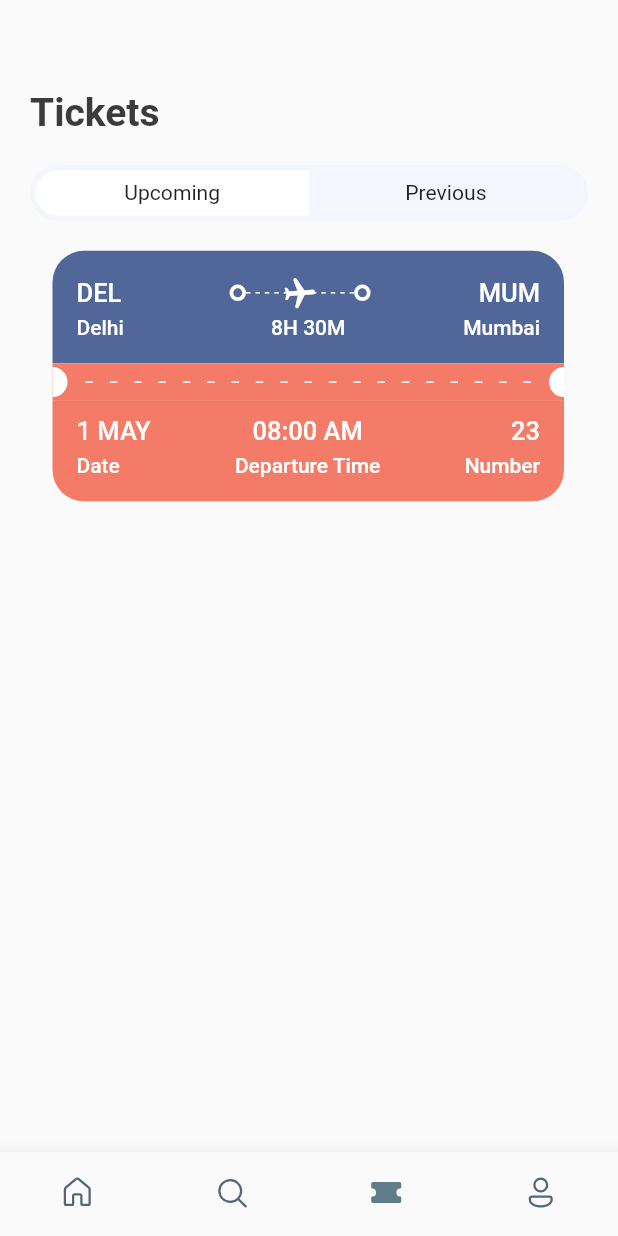
After one commit to sourav091/Ticket_booking, a Flutter app: the screen it shows after launch, item 3 of the bottom bar chosen, on a phone screen of 412 x 824 dp. The commit adds this screen. Run offline on Flutter 3.47's test engine with Material 2 defaults, Android fonts, the phone set to English and light mode, and no system bars; our stand-ins replace fluentui_icons, gap, get.

Commit message:
create a file ticket_tabs.dart in widget folder and create a stateless class AppTicketTabs

```diff
--- a/lib/screens/bottom_bar.dart
+++ b/lib/screens/bottom_bar.dart
@@ -1,5 +1,6 @@
 import 'package:ecommerce_app/screens/home_screen.dart';
 import 'package:ecommerce_app/screens/search_screen.dart';
+import 'package:ecommerce_app/screens/ticket_screeen.dart';
 import 'package:fluentui_icons/fluentui_icons.dart';
 import 'package:flutter/material.dart';
 
@@ -15,7 +16,7 @@ class _BottomBarState extends State<BottomBar> {
   static final List<Widget> _widgetOptions = <Widget>[
    const  HomeScreen(),
     const SearchScreen(),
-    const Text("Ticket"),
+    const TicketScreen(),
     const Text("Profile")
   ];
 
--- a/lib/screens/search_screen.dart
+++ b/lib/screens/search_screen.dart
@@ -2,6 +2,7 @@ import 'package:ecommerce_app/utils/app_layout.dart';
 import 'package:ecommerce_app/utils/app_styles.dart';
 import 'package:ecommerce_app/widgets/double_text_widget.dart';
 import 'package:ecommerce_app/widgets/icon_text_widget.dart';
+import 'package:ecommerce_app/widgets/ticket_tabs.dart';
 import 'package:flutter/material.dart';
 import 'package:gap/gap.dart';
 
@@ -25,48 +26,7 @@ class SearchScreen extends StatelessWidget {
                 .copyWith(fontSize: AppLayout.getWidth(35)),
           ),
           Gap(AppLayout.getHeight(20)),
-          FittedBox(
-            child: Container(
-              padding: const EdgeInsets.all(3.5),
-              child: Row(
-                children: [
-                  /*
-                  airline tickets
-                */
-                  Container(
-                    width: size.width * .44,
-                    padding:
-                        EdgeInsets.symmetric(vertical: AppLayout.getHeight(7)),
-                    decoration: BoxDecoration(
-                        borderRadius: BorderRadius.horizontal(
-                          left: Radius.circular(AppLayout.getHeight(50)),
-                        ),
-                        color: Colors.white),
-                    child: Center(child: Text("Airline Tickets")),
-                  ),
-                  /*
-                hotel tickets
-                */
-                  Container(
-                    width: size.width * .44,
-                    padding:
-                        EdgeInsets.symmetric(vertical: AppLayout.getHeight(7)),
-                    decoration: BoxDecoration(
-                        borderRadius: BorderRadius.horizontal(
-                          right: Radius.circular(AppLayout.getHeight(50)),
-                        ),
-                        color: Colors.transparent),
-                    child: Center(child: Text("Hotels")),
-                  )
-                ],
-              ),
-              decoration: BoxDecoration(
-                  borderRadius: BorderRadius.circular(
-                    AppLayout.getHeight(50),
-                  ),
-                  color: const Color(0xFFF4F6FD)),
-            ),
-          ),
+          const AppTicketTabs(firstTab: "Airline tickets", secondTab: "Hotels",),
           Gap(AppLayout.getHeight(25)),
           const AppIconText(
               icon: Icons.flight_takeoff_rounded, text: "Departure"),
--- /dev/null
+++ b/lib/screens/ticket_screeen.dart
@@ -0,0 +1,34 @@
+import 'package:ecommerce_app/screens/ticket_view.dart';
+import 'package:ecommerce_app/utils/app_info_list.dart';
+import 'package:ecommerce_app/utils/app_layout.dart';
+import 'package:ecommerce_app/utils/app_styles.dart';
+import 'package:ecommerce_app/widgets/ticket_tabs.dart';
+import 'package:flutter/material.dart';
+import 'package:gap/gap.dart';
+
+class TicketScreen extends StatelessWidget {
+  const TicketScreen({Key? key}) : super(key: key);
+
+  @override
+  Widget build(BuildContext context) {
+    final size = AppLayout.getSize(context);
+    return Scaffold(
+      body: Stack(children: [
+        ListView(
+          padding: EdgeInsets.symmetric(horizontal: AppLayout.getHeight(20), vertical: AppLayout.getWidth(20)),
+          children: [
+            Gap(AppLayout.getHeight(40)),
+            Text("Tickets", style: Styles.headLineStyle1,),
+            Gap(AppLayout.getHeight(20)),
+            const AppTicketTabs(firstTab: "Upcoming", secondTab: "Previous"),
+            Gap(AppLayout.getHeight(20)),
+            Container(
+              padding: EdgeInsets.only(left: AppLayout.getHeight(15)),
+              child: TicketView(ticket: ticketList[0],),
+            )
+          ],
+        )
+      ]),
+    );
+  }
+}
--- a/lib/screens/ticket_view.dart
+++ b/lib/screens/ticket_view.dart
@@ -6,13 +6,14 @@ import 'package:gap/gap.dart';
 
 class TicketView extends StatelessWidget {
   final Map<String, dynamic> ticket;
-  const TicketView({Key? key, required this.ticket}) : super(key: key);
+  final bool? isColor;
+  const TicketView({Key? key, required this.ticket, this.isColor}) : super(key: key);
 
   @override
   Widget build(BuildContext context) {
     final size = AppLayout.getSize(context);
     return SizedBox(
-      width: size.width*0.9, //ticket uses 0.9% of the screen
+      width: size.width * 0.9, //ticket uses 0.9% of the screen
       height: AppLayout.getHeight(200),
       child: Container(
         margin: EdgeInsets.only(right: AppLayout.getWidth(16)),
@@ -24,12 +25,10 @@ class TicketView extends StatelessWidget {
             */
             Container(
               decoration: BoxDecoration(
-                  color: Color(0xFF526799),
+                  color: isColor==null? Color(0xFF526799):Colors.white,
                   borderRadius: BorderRadius.only(
                       topLeft: Radius.circular(AppLayout.getHeight(21)),
-                      topRight: Radius.circular(21)
-                    )
-                  ),
+                      topRight: Radius.circular(21))),
               padding: EdgeInsets.all(AppLayout.getHeight(16)),
               child: Column(
                 children: [
@@ -142,7 +141,8 @@ class TicketView extends StatelessWidget {
                                 topRight: Radius.circular(10),
                                 bottomRight: Radius.circular(10)))),
                   ),
-                  Expanded(child: Padding(
+                  Expanded(
+                      child: Padding(
                     padding: const EdgeInsets.all(12.0),
                     child: LayoutBuilder(
                       builder:
@@ -151,7 +151,9 @@ class TicketView extends StatelessWidget {
                           direction: Axis.horizontal,
                           mainAxisAlignment: MainAxisAlignment.spaceBetween,
                           mainAxisSize: MainAxisSize.max,
-                          children: List.generate((constraints.constrainWidth()/15).floor(), (index) => const SizedBox(
+                          children: List.generate(
+                              (constraints.constrainWidth() / 15).floor(),
+                              (index) => const SizedBox(
                                     width: 5,
                                     height: 1,
                                     child: DecoratedBox(
@@ -184,7 +186,8 @@ class TicketView extends StatelessWidget {
                   borderRadius: BorderRadius.only(
                       bottomLeft: Radius.circular(21),
                       bottomRight: Radius.circular(21))),
-              padding: const EdgeInsets.only(left: 16, top: 10, right: 16, bottom: 16),
+              padding: const EdgeInsets.only(
+                  left: 16, top: 10, right: 16, bottom: 16),
               child: Column(
                 children: [
                   Row(
@@ -193,29 +196,52 @@ class TicketView extends StatelessWidget {
                         Column(
                           crossAxisAlignment: CrossAxisAlignment.start,
                           children: [
-                          Text(ticket['date'], style: Styles.headLineStyle3.copyWith(color: Colors.white),),
+                            Text(
+                              ticket['date'],
+                              style: Styles.headLineStyle3
+                                  .copyWith(color: Colors.white),
+                            ),
                             const Gap(5),
-                          Text("Date", style: Styles.headLineStyle4.copyWith(color: Colors.white),)
+                            Text(
+                              "Date",
+                              style: Styles.headLineStyle4
+                                  .copyWith(color: Colors.white),
+                            )
                           ],
                         ),
                         Column(
                           crossAxisAlignment: CrossAxisAlignment.center,
                           children: [
-                          Text(ticket['departure_time'], style: Styles.headLineStyle3.copyWith(color: Colors.white),),
+                            Text(
+                              ticket['departure_time'],
+                              style: Styles.headLineStyle3
+                                  .copyWith(color: Colors.white),
+                            ),
                             const Gap(5),
-                          Text("Departure Time", style: Styles.headLineStyle4.copyWith(color: Colors.white),)
+                            Text(
+                              "Departure Time",
+                              style: Styles.headLineStyle4
+                                  .copyWith(color: Colors.white),
+                            )
                           ],
                         ),
                         Column(
                           crossAxisAlignment: CrossAxisAlignment.end,
                           children: [
-                          Text(ticket['number'].toString(), style: Styles.headLineStyle3.copyWith(color: Colors.white),),
+                            Text(
+                              ticket['number'].toString(),
+                              style: Styles.headLineStyle3
+                                  .copyWith(color: Colors.white),
+                            ),
                             const Gap(5),
-                          Text("Number", style: Styles.headLineStyle4.copyWith(color: Colors.white),)
+                            Text(
+                              "Number",
+                              style: Styles.headLineStyle4
+                                  .copyWith(color: Colors.white),
+                            )
                           ],
                         )
-                    ]
-                  )
+                      ])
                 ],
               ),
             )
--- /dev/null
+++ b/lib/widgets/ticket_tabs.dart
@@ -0,0 +1,53 @@
+import 'package:ecommerce_app/utils/app_layout.dart';
+import 'package:flutter/material.dart';
+
+class AppTicketTabs extends StatelessWidget {
+  final String firstTab;
+  final String secondTab;
+  const AppTicketTabs({Key? key, required this.firstTab, required this.secondTab}) : super(key: key);
+
+  @override
+  Widget build(BuildContext context) {
+    final size = AppLayout.getSize(context);
+    return FittedBox(
+      child: Container(
+        padding: const EdgeInsets.all(3.5),
+        decoration: BoxDecoration(
+            borderRadius: BorderRadius.circular(
+              AppLayout.getHeight(50),
+            ),
+            color: const Color(0xFFF4F6FD)),
+        child: Row(
+          children: [
+            /*
+                  airline tickets
+                */
+            Container(
+              width: size.width * .44,
+              padding: EdgeInsets.symmetric(vertical: AppLayout.getHeight(7)),
+              decoration: BoxDecoration(
+                  borderRadius: BorderRadius.horizontal(
+                    left: Radius.circular(AppLayout.getHeight(50)),
+                  ),
+                  color: Colors.white),
+              child: Center(child: Text(firstTab),),
+            ),
+            /*
+                hotel tickets
+                */
+            Container(
+              width: size.width * .44,
+              padding: EdgeInsets.symmetric(vertical: AppLayout.getHeight(7)),
+              decoration: BoxDecoration(
+                  borderRadius: BorderRadius.horizontal(
+                    right: Radius.circular(AppLayout.getHeight(50)),
+                  ),
+                  color: Colors.transparent),
+              child: Center(child: Text(secondTab)),
+            )
+          ],
+        ),
+      ),
+    );
+  }
+}
```
Lines whose indentation alone changed are shown as unchanged.
